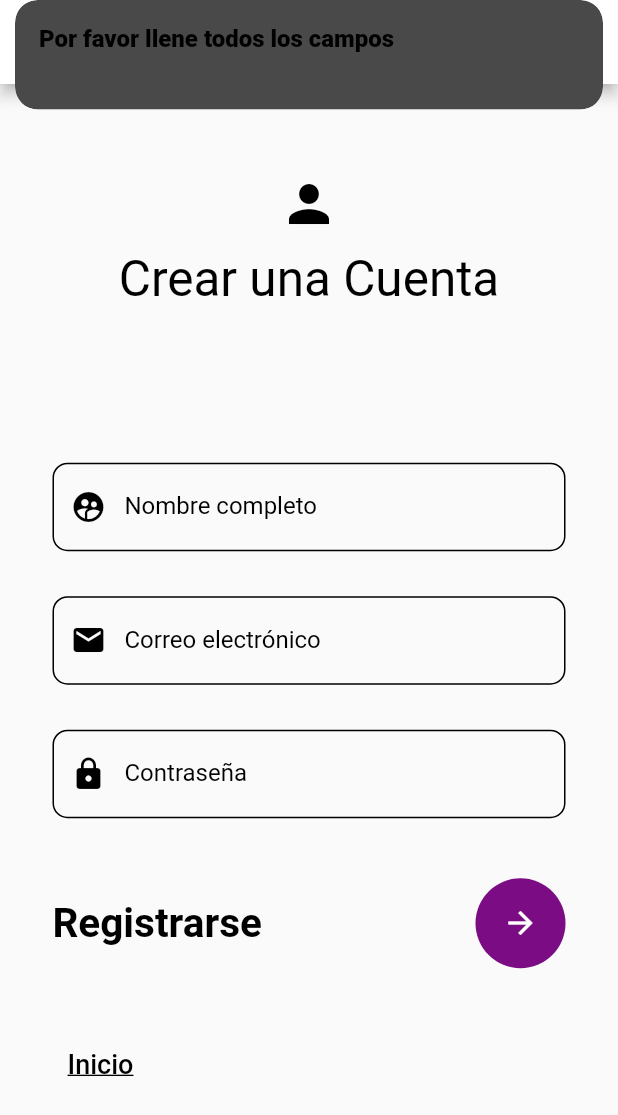
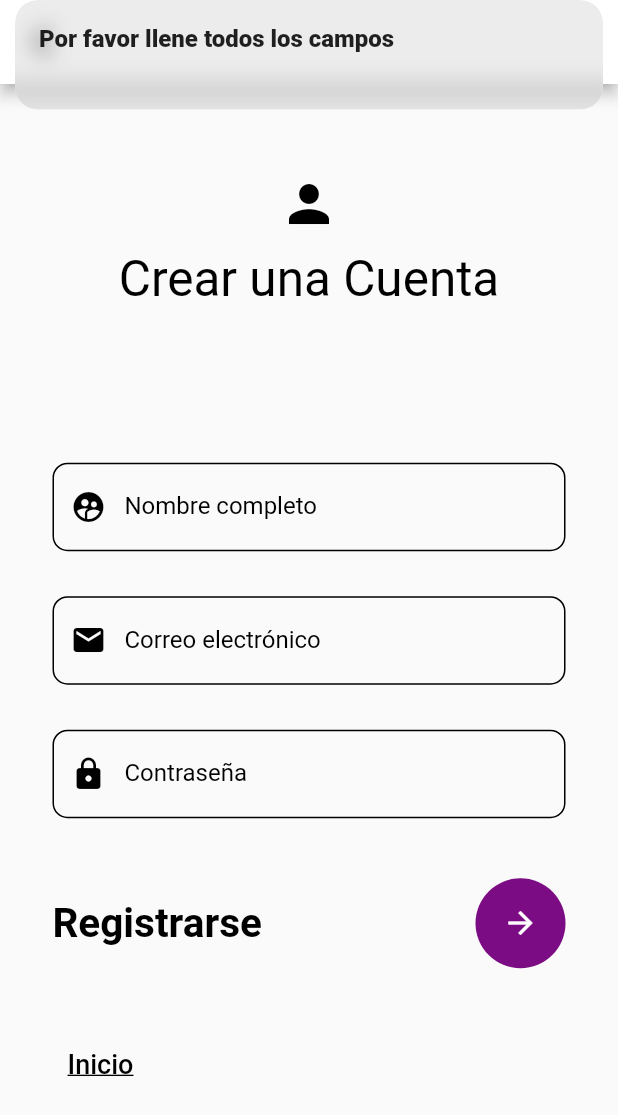
Before and after one commit to valfonsoardila/AC-Fashion-Store-Client, a Flutter app: the Register screen opened by its route, after a tap on the "arrow forward" icon, on a phone screen of 412 x 824 dp. Shown: the top 1115 px of the screen. Run offline on Flutter 3.47's test engine with Material 2 defaults, Android fonts, the light colour scheme and no system bars; our stand-ins replace badges, community_material_icon, connectivity, get, get_storage, image_picker and 3 more; accounts and stored records are empty.

Commit message:
Vistas arregladas y auth

```diff
--- a/lib/data/services/peticionesFavorito.dart
+++ b/lib/data/services/peticionesFavorito.dart
@@ -18,7 +18,7 @@ class PeticionesFavorito {
     final tableName = "favorito";
     List<Map<String, dynamic>> favoritos = [];
     try {
-      final response = await _client.from(tableName).select('*');
+      final response = await _client.from(tableName).select('*').eq('id', id);
       if (response.isNotEmpty) {
         favoritos = List<Map<String, dynamic>>.from(response);
         print("favoritos: $favoritos");
--- a/lib/data/services/peticionesPerfil.dart
+++ b/lib/data/services/peticionesPerfil.dart
@@ -11,8 +11,6 @@ class PeticionesPerfil {
   static Future<Map<String, dynamic>> buscarcorreo(String correo) async {
     try {
       Map<String, dynamic> perfil = {};
-      print("llego al servicio");
-      print("este es el correo: $correo");
       final tableName = 'perfil';
       final response =
           await _client.from(tableName).select('*').eq('correo', correo);
--- a/lib/ui/auth/register.dart
+++ b/lib/ui/auth/register.dart
@@ -1,13 +1,42 @@
 import 'package:acfashion_store/domain/controller/controllerUserAuth.dart';
 import 'package:acfashion_store/ui/models/theme_model.dart';
+import 'package:connectivity/connectivity.dart';
 import 'package:flutter/material.dart';
 import 'package:get/get.dart';
 import 'package:provider/provider.dart';
 
-class Register extends StatelessWidget {
+class Register extends StatefulWidget {
+  const Register({super.key});
+
+  @override
+  State<Register> createState() => _RegisterState();
+}
+
+class _RegisterState extends State<Register> {
   bool _isDarkMode = false;
+  bool _controllerconectivity = false;
+  void _initConnectivity() async {
+    // Obtiene el estado de la conectividad al inicio
+    final connectivityResult = await Connectivity().checkConnectivity();
+    _updateConnectionStatus(connectivityResult);
 
-  Register({super.key});
+    // Escucha los cambios en la conectividad y actualiza el estado en consecuencia
+    Connectivity().onConnectivityChanged.listen((connectivityResult) {
+      _updateConnectionStatus(connectivityResult);
+    });
+  }
+
+  void _updateConnectionStatus(ConnectivityResult connectivityResult) {
+    setState(() {
+      _controllerconectivity = connectivityResult != ConnectivityResult.none;
+    });
+  }
+
+  @override
+  void initState() {
+    super.initState();
+    _initConnectivity();
+  }
 
   @override
   Widget build(BuildContext context) {
@@ -24,6 +53,7 @@ class Register extends StatelessWidget {
     } else {
       _isDarkMode = false;
     }
+
     return Container(
       child: Scaffold(
         appBar: AppBar(
@@ -180,77 +210,53 @@ class Register extends StatelessWidget {
                           child: IconButton(
                             color: Colors.white,
                             onPressed: () {
+                              _initConnectivity();
+                              if (_controllerconectivity == true) {
                                 if (nombre.text.isEmpty &&
                                     user.text.isEmpty &&
                                     pass.text.isEmpty) {
                                   Get.snackbar(
                                     "Por favor llene todos los campos",
-                                    colorText: _isDarkMode != false
-                                        ? Colors.white
-                                        : Colors.black,
                                     controlua.mensajesUser,
                                     duration: Duration(seconds: 4),
-                                    backgroundColor:
-                                        Color.fromARGB(255, 73, 73, 73));
+                                  );
                                 } else if (nombre.text.isEmpty) {
                                   Get.snackbar(
                                     "Por favor llene el campo de nombre",
-                                    colorText: _isDarkMode != false
-                                        ? Colors.white
-                                        : Colors.black,
                                     controlua.mensajesUser,
                                     duration: Duration(seconds: 4),
-                                    backgroundColor:
-                                        Color.fromARGB(255, 73, 73, 73));
+                                  );
                                 } else if (user.text.isEmpty) {
                                   Get.snackbar(
                                     "Por favor llene el campo de correo",
-                                    colorText: _isDarkMode != false
-                                        ? Colors.white
-                                        : Colors.black,
                                     controlua.mensajesUser,
                                     duration: Duration(seconds: 4),
-                                    backgroundColor:
-                                        Color.fromARGB(255, 73, 73, 73));
+                                  );
                                 } else if (pass.text.isEmpty) {
                                   Get.snackbar(
                                     "Por favor llene el campo de contraseña",
-                                    colorText: _isDarkMode != false
-                                        ? Colors.white
-                                        : Colors.black,
                                     controlua.mensajesUser,
                                     duration: Duration(seconds: 4),
-                                    backgroundColor:
-                                        Color.fromARGB(255, 73, 73, 73));
+                                  );
                                 } else {
                                   controlua
                                       .crearUser(user.text, pass.text)
                                       .then((value) {
-                                  print(
-                                      'respuesta desde el origen: ${controlua.userValido}');
-                                  if (controlua.mensajesUser == '') {
+                                    if (controlua.estadoUser == null) {
                                       print('Error al registrar');
                                       Get.snackbar(
-                                        "Error al registrar, Asegurate de que tu contraseña es mayor a 6 caracteres",
-                                        colorText: _isDarkMode != false
-                                            ? Colors.white
-                                            : Colors.black,
+                                        "Esta cuenta ya existe",
                                         controlua.mensajesUser,
-                                        duration: Duration(seconds: 4),
-                                        backgroundColor:
-                                            Color.fromARGB(255, 73, 73, 73));
+                                        duration: Duration(seconds: 2),
+                                      );
                                     } else {
                                       if (controlua.mensajesUser ==
                                           'Proceso exitoso') {
                                         Get.snackbar(
                                           "¡Registrado Correctamente!",
-                                          colorText: _isDarkMode != false
-                                              ? Colors.white
-                                              : Colors.black,
                                           controlua.mensajesUser,
                                           duration: Duration(seconds: 4),
-                                          backgroundColor:
-                                              Color.fromARGB(255, 73, 73, 73));
+                                        );
                                         Get.toNamed("/perfil", arguments: [
                                           nombre.text,
                                           user.text,
@@ -259,6 +265,10 @@ class Register extends StatelessWidget {
                                       }
                                     }
                                   });
+                                }
+                              } else {
+                                Get.snackbar("No hay conexión a internet",
+                                    "Por favor conectese a una red");
                               }
                             },
                             icon: Icon(Icons.arrow_forward),
--- a/lib/ui/home/dashboard_screen.dart
+++ b/lib/ui/home/dashboard_screen.dart
@@ -47,7 +47,7 @@ class DashboardScreen extends StatefulWidget {
 class _DashboardScreenState extends State<DashboardScreen>
     with TickerProviderStateMixin {
   ControlConectividad controlconect = ControlConectividad();
-  PageController _pageController = PageController();
+  // PageController _pageController = PageController();
   bool _controllerconectivity = false;
   int _page = 0;
   RxInt itemCount = 0.obs;
```
Also changed, not shown: lib/data/services/peticionProductos.dart (+6 -6 lines), lib/data/services/peticionesUserSupabase.dart (+16 -2 lines), lib/domain/controller/controllerProductos.dart (+4 -3 lines), lib/domain/controller/controllerUserAuth.dart (+7 -1 lines), lib/ui/auth/login_screen.dart (+36 -8 lines), lib/ui/auth/perfil.dart (+48 -19 lines), lib/ui/auth/restaurar.dart (+3 -8 lines), lib/ui/views/purchases_screen.dart (+18 -15 lines), lib/ui/views/settings_screen.dart (+73 -92 lines). Lines whose indentation alone changed are shown as unchanged.
